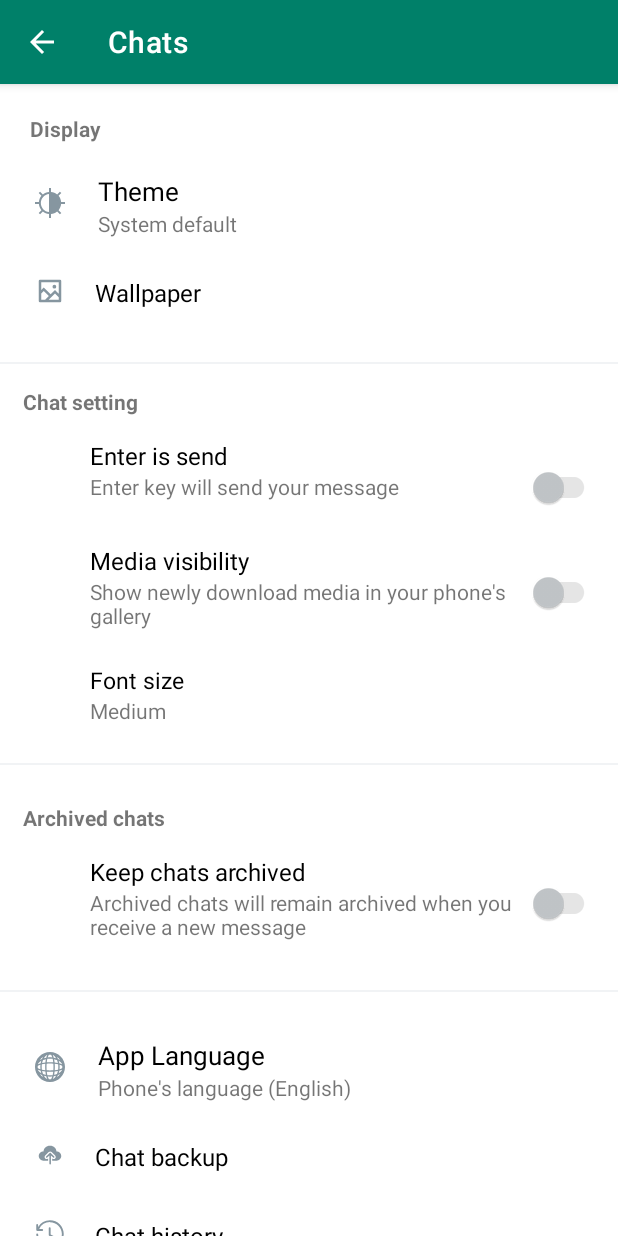
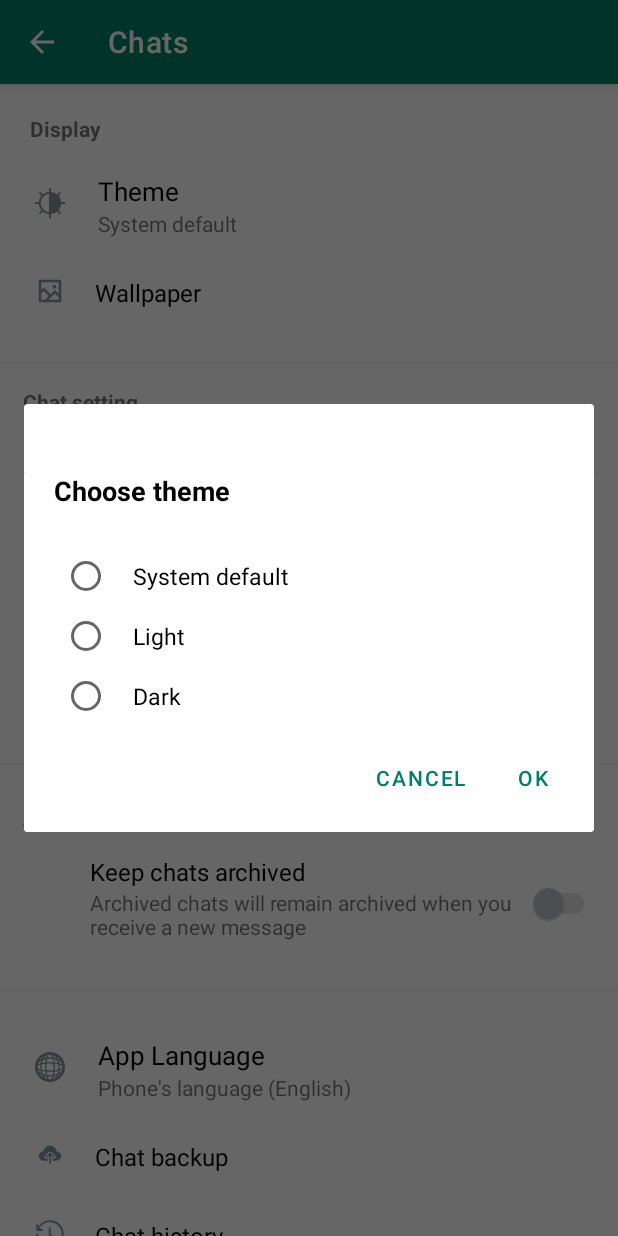
Before and after one commit to srinathcs/whatsapp_clone, an Android app: the SettingChatActivity screen opened directly, with no data from a screen before it, after a tap on "Display", on a phone screen of 412 x 824 dp. Run offline under Robolectric (Android 15) with nearby library versions, the phone set to English and light mode, and no system bars.

Commit message:
chat Theme fully completed

```diff
--- /dev/null
+++ b/app/src/main/java/com/whatsapp/clone/presentation/chatSettingCardTheme/ChatSettingThemeFragment.java
@@ -0,0 +1,93 @@
+package com.whatsapp.clone.presentation.chatSettingCardTheme;
+
+import android.os.Bundle;
+import android.view.LayoutInflater;
+import android.view.View;
+import android.view.ViewGroup;
+import android.widget.CompoundButton;
+
+import androidx.annotation.NonNull;
+import androidx.annotation.Nullable;
+import androidx.appcompat.app.AppCompatDialogFragment;
+import androidx.appcompat.widget.AppCompatButton;
+import androidx.appcompat.widget.AppCompatTextView;
+import androidx.cardview.widget.CardView;
+
+
+import com.whatsapp.clone.R;
+import com.whatsapp.clone.widgets.settingPrivacyLastSeen.SettingPrivacyLastSeen;
+import com.whatsapp.clone.widgets.settingPrivacyLastSeen.ui.utils.LastSeenItem;
+
+public class ChatSettingThemeFragment extends AppCompatDialogFragment {
+    AppCompatTextView tvTitle;
+    SettingPrivacyLastSeen mSettingChatSystem, mSettingChatLight, mSettingChatDark;
+    CardView cvChangeTheme;
+    AppCompatButton btCancel, btOk;
+
+    @Nullable
+    @Override
+    public View onCreateView(@NonNull LayoutInflater inflater, @Nullable ViewGroup container, @Nullable Bundle savedInstanceState) {
+        View mView = inflater.inflate(R.layout.setting_card_chat, container, false);
+        initView(mView);
+        onConfigSetup();
+        onRadioSetup();
+        return mView;
+    }
+
+    private void initView(View mView) {
+        tvTitle = mView.findViewById(R.id.tvCardChat);
+        cvChangeTheme = mView.findViewById(R.id.cvChangTheme);
+        btOk = mView.findViewById(R.id.btOk);
+        btCancel = mView.findViewById(R.id.btCancel);
+        mSettingChatSystem = mView.findViewById(R.id.chatSystem);
+        mSettingChatLight = mView.findViewById(R.id.chatLight);
+        mSettingChatDark = mView.findViewById(R.id.chatDark);
+    }
+
+    public void onConfigSetup() {
+        mSettingChatSystem.setType(LastSeenItem.SYSTEM_DEFAULT);
+        mSettingChatLight.setType(LastSeenItem.LIGHT);
+        mSettingChatDark.setType(LastSeenItem.DARK);
+        btCancel.setOnClickListener(new View.OnClickListener() {
+            @Override
+            public void onClick(View v) {
+                getFragmentManager().beginTransaction().remove(ChatSettingThemeFragment.this).commit();
+            }
+        });
+        btOk.setOnClickListener(new View.OnClickListener() {
+            @Override
+            public void onClick(View v) {
+                getFragmentManager().beginTransaction().remove(ChatSettingThemeFragment.this).commit();
+            }
+        });
+    }
+    private void onRadioSetup(){
+        mSettingChatSystem.setRadioButtonListener(new CompoundButton.OnCheckedChangeListener() {
+            @Override
+            public void onCheckedChanged(CompoundButton buttonView, boolean isChecked) {
+                if (isChecked) {
+                    mSettingChatLight.unSelectRadioButton();
+                    mSettingChatDark.unSelectRadioButton();
+                }
+            }
+        });
+        mSettingChatLight.setRadioButtonListener(new CompoundButton.OnCheckedChangeListener() {
+            @Override
+            public void onCheckedChanged(CompoundButton buttonView, boolean isChecked) {
+                if (isChecked) {
+                    mSettingChatSystem.unSelectRadioButton();
+                    mSettingChatDark.unSelectRadioButton();
+                }
+            }
+        });
+        mSettingChatDark.setRadioButtonListener(new CompoundButton.OnCheckedChangeListener() {
+            @Override
+            public void onCheckedChanged(CompoundButton buttonView, boolean isChecked) {
+                if (isChecked) {
+                    mSettingChatSystem.unSelectRadioButton();
+                    mSettingChatLight.unSelectRadioButton();
+                }
+            }
+        });
+    }
+}
--- a/app/src/main/java/com/whatsapp/clone/presentation/settingChat/SettingChatActivity.java
+++ b/app/src/main/java/com/whatsapp/clone/presentation/settingChat/SettingChatActivity.java
@@ -6,14 +6,15 @@ import android.graphics.drawable.ColorDrawable;
 import android.os.Build;
 import android.os.Bundle;
 import android.view.MenuItem;
-import android.view.View;
 import android.view.Window;
 
 import androidx.annotation.Nullable;
 import androidx.appcompat.app.ActionBar;
 import androidx.appcompat.app.AppCompatActivity;
+import androidx.appcompat.widget.AppCompatButton;
 
 import com.whatsapp.clone.R;
+import com.whatsapp.clone.presentation.chatSettingCardTheme.ChatSettingThemeFragment;
 import com.whatsapp.clone.presentation.settingWallpaper.SettingWallpaperActivity;
 import com.whatsapp.clone.widgets.accountItemView.AccountItemView;
 import com.whatsapp.clone.widgets.chatSettingArchived.ChatSettingArchived;
@@ -21,7 +22,6 @@ import com.whatsapp.clone.widgets.chatSettingDisplay.ChatSettingDisplay;
 import com.whatsapp.clone.widgets.chatSettingItem.ChatSetting;
 import com.whatsapp.clone.widgets.settingItemView.listener.ItemClickListener;
 import com.whatsapp.clone.widgets.settingItemView.ui.SettingItemView;
-import com.whatsapp.clone.widgets.settingchatcarddialog.CardDialog;
 
 public class SettingChatActivity extends AppCompatActivity {
     ActionBar actionBar;
@@ -70,9 +70,15 @@ public class SettingChatActivity extends AppCompatActivity {
         });
     }
 
-    private void onPopup() {
+    /*private void onPopup() {
         CardDialog dialogFragment = new CardDialog();
         dialogFragment.show(getSupportFragmentManager(), "example");
+    }*/
+
+    private  void onPopup(){
+        ChatSettingThemeFragment chatSettingTheme = new ChatSettingThemeFragment();
+        chatSettingTheme.show(getSupportFragmentManager(),"example");
+
     }
 
     private void onWallpaperSetup() {
--- a/app/src/main/java/com/whatsapp/clone/widgets/settingPrivacyLastSeen/SettingPrivacyLastSeen.java
+++ b/app/src/main/java/com/whatsapp/clone/widgets/settingPrivacyLastSeen/SettingPrivacyLastSeen.java
@@ -14,6 +14,7 @@ import androidx.annotation.NonNull;
 import androidx.annotation.Nullable;
 import androidx.appcompat.widget.AppCompatRadioButton;
 import androidx.appcompat.widget.LinearLayoutCompat;
+
 import com.whatsapp.clone.R;
 import com.whatsapp.clone.widgets.settingPrivacyLastSeen.ui.utils.LastSeenItem;
 
@@ -40,11 +41,13 @@ public class SettingPrivacyLastSeen extends LinearLayoutCompat {
         View mView = inflater.inflate(R.layout.privacy_lastseen, this, true);
         mRbLastSeen = mView.findViewById(R.id.rbLastSeen);
     }
-    public void unSelectRadioButton(){
+
+    public void unSelectRadioButton() {
         mRbLastSeen.setChecked(false);
 
     }
-    public void setRadioButtonListener(CompoundButton.OnCheckedChangeListener mListener){
+
+    public void setRadioButtonListener(CompoundButton.OnCheckedChangeListener mListener) {
         mRbLastSeen.setOnCheckedChangeListener(mListener);
     }
 
@@ -67,7 +70,7 @@ public class SettingPrivacyLastSeen extends LinearLayoutCompat {
             case NOBODY:
                 onNobodySetup();
                 break;
-            case  ONLY_SHARE_WITH:
+            case ONLY_SHARE_WITH:
                 onOnlyShareSetup();
                 break;
             case HOURS:
@@ -83,13 +86,13 @@ public class SettingPrivacyLastSeen extends LinearLayoutCompat {
                 onOff();
                 break;
             case SYSTEM_DEFAULT:
-                onSystemDefault();
+                onSystemDefaultSetup();
                 break;
             case LIGHT:
-                onLight();
+                onLightSetup();
                 break;
             case DARK:
-                onDark();
+                onDarkSetup();
                 break;
         }
     }
@@ -109,28 +112,33 @@ public class SettingPrivacyLastSeen extends LinearLayoutCompat {
     public void onNobodySetup() {
         setTitle(getContext().getString(R.string.rbNobody));
     }
-    public void onOnlyShareSetup(){
+
+    public void onOnlyShareSetup() {
         setTitle(getContext().getString(R.string.rbOnlyShare));
     }
-    public void onHourSetup(){
+
+    public void onHourSetup() {
         setTitle(getContext().getString(R.string.rbhours24));
     }
-    public void onDays(){
+
+    public void onDays() {
         setTitle((getContext().getString(R.string.rb7days)));
     }
-    public void onDay(){
+
+    public void onDay() {
         setTitle(getContext().getString(R.string.rbdays90));
     }
-    public void onOff(){
+
+    public void onOff() {
         setTitle(getContext().getString(R.string.rboff));
     }
-    public  void onSystemDefault(){
-        setTitle("System default");
+    public void onSystemDefaultSetup(){
+        setTitle(getContext().getString(R.string.chatSystemTheme));
     }
-    public void onLight(){
-        setTitle("Light");
+    public void onLightSetup(){
+        setTitle(getContext().getString(R.string.chatLightTheme));
     }
-    public void onDark(){
-        setTitle("Dark");
+    public void onDarkSetup(){
+        setTitle(getContext().getString(R.string.chatDarkTheme));
     }
 }
--- a/app/src/main/java/com/whatsapp/clone/widgets/settingPrivacyLastSeen/ui/utils/LastSeenItem.java
+++ b/app/src/main/java/com/whatsapp/clone/widgets/settingPrivacyLastSeen/ui/utils/LastSeenItem.java
@@ -1,5 +1,5 @@
 package com.whatsapp.clone.widgets.settingPrivacyLastSeen.ui.utils;
 
 public enum LastSeenItem {
-    EVERYONE,MY_CONTACT,MY_CONTACT_EXCEPT,NOBODY,ONLY_SHARE_WITH,HOURS,DAY,DAYS,OFF,SYSTEM_DEFAULT,LIGHT,DARK
+    EVERYONE, MY_CONTACT, MY_CONTACT_EXCEPT, NOBODY, ONLY_SHARE_WITH, HOURS, DAY, DAYS, OFF, SYSTEM_DEFAULT, LIGHT, DARK
 }
--- a/app/src/main/res/values/strings.xml
+++ b/app/src/main/res/values/strings.xml
@@ -129,6 +129,9 @@
     <string name="chatOkBt">ok</string>
     <string name="chat_wallpaper"><![CDATA[To change your wallpaper foe dark theme,turn on dark theme form Setting > chat > Theme.]]></string>
     <string name="titleTheme">Light Theme Wallpaper</string>
+    <string name="chatSystemTheme">System default</string>
+    <string name="chatLightTheme">Light</string>
+    <string name="chatDarkTheme">Dark</string>
 
 
 </resources>
```
Also changed, not shown: app/src/main/java/com/whatsapp/clone/presentation/chatSettingCardTheme/ChatSettingThemeActivity.java (deleted, +0 -46 lines).
